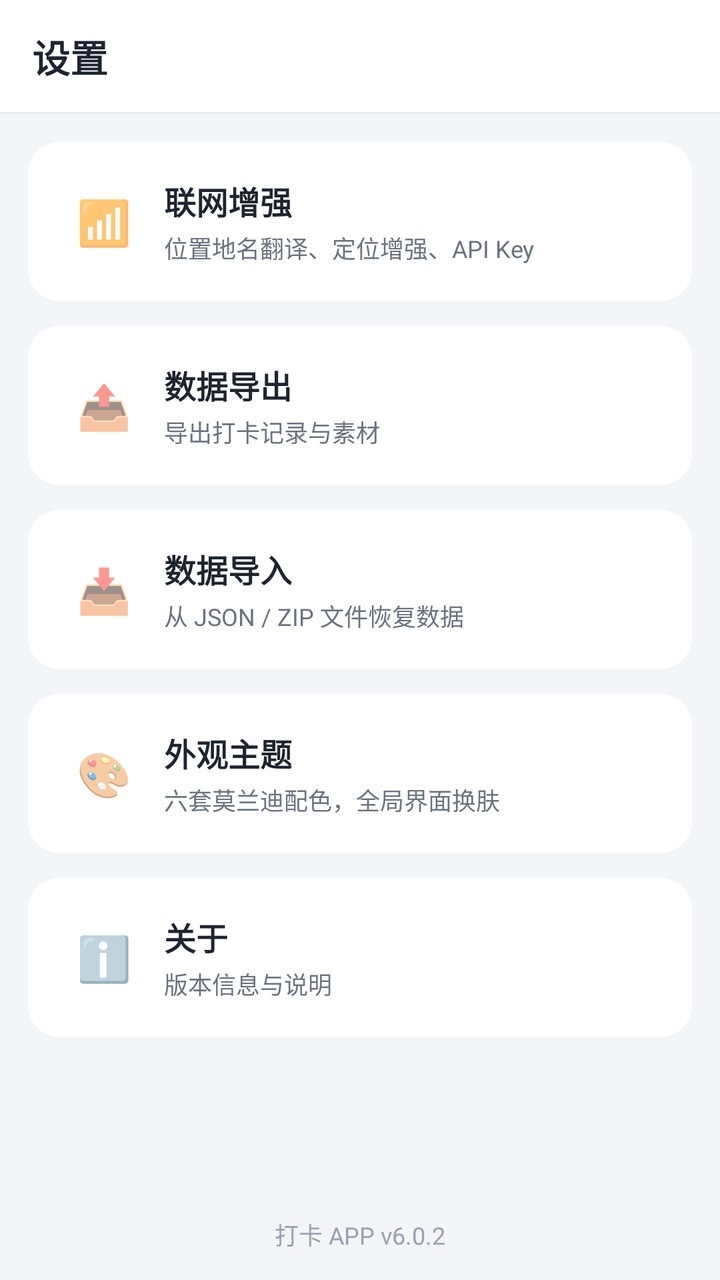
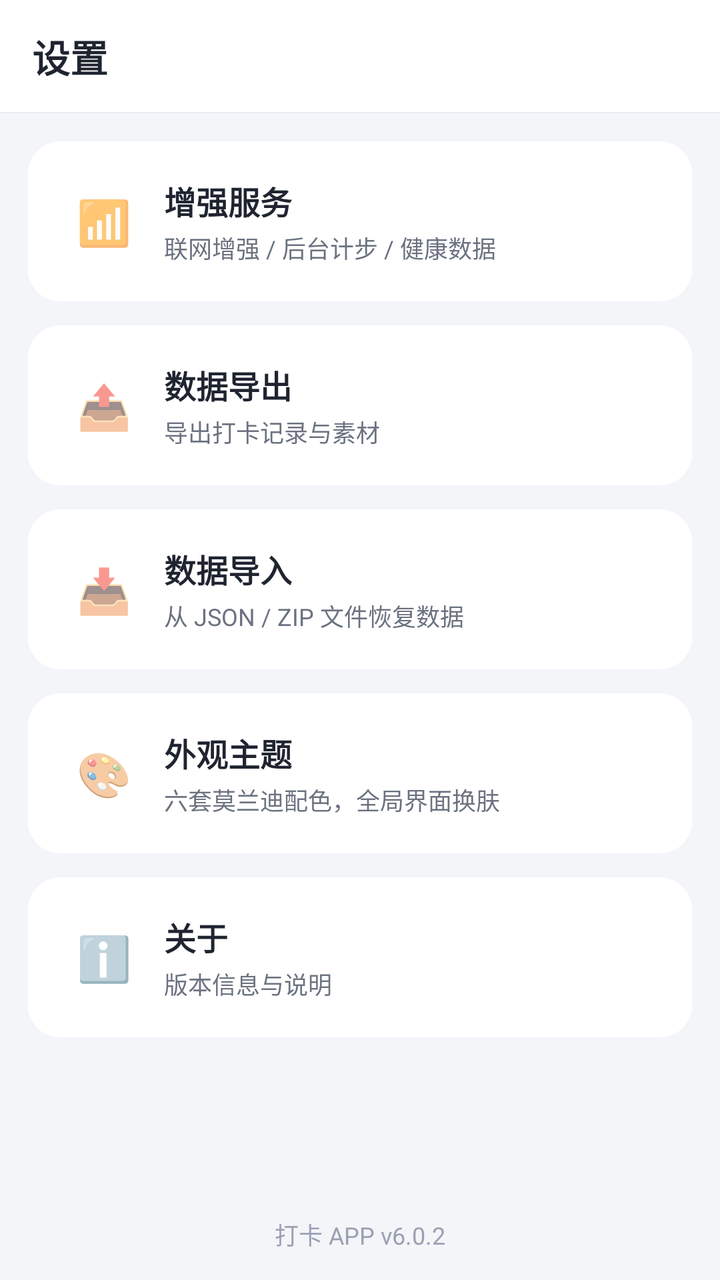

Compare the two renders of this Android layout. The source of the first and the diff that turns it into the second are given below.
<!-- AndroidManifest.xml: application theme Theme.Checkin -->
<!-- res/layout/fragment_settings.xml -->
<?xml version="1.0" encoding="utf-8"?>
<LinearLayout xmlns:android="http://schemas.android.com/apk/res/android"
    android:layout_width="match_parent"
    android:layout_height="match_parent"
    android:background="@color/bg_page"
    android:orientation="vertical">

    <LinearLayout
        android:layout_width="match_parent"
        android:layout_height="56dp"
        android:background="@color/white"
        android:gravity="center_vertical"
        android:paddingHorizontal="16dp">
        <TextView
            android:layout_width="wrap_content"
            android:layout_height="wrap_content"
            android:text="设置"
            android:textColor="@color/text_primary"
            android:textSize="19sp"
            android:textStyle="bold" />
    </LinearLayout>
    <View android:layout_width="match_parent" android:layout_height="0.5dp" android:background="@color/divider" />

    <ScrollView
        android:layout_width="match_parent"
        android:layout_height="0dp"
        android:layout_weight="1"
        android:fillViewport="true"
        android:scrollbars="none">

    <LinearLayout
        android:layout_width="match_parent"
        android:layout_height="wrap_content"
        android:orientation="vertical"
        android:padding="14dp">

        
        <LinearLayout
            android:id="@+id/item_net"
            android:layout_width="match_parent"
            android:layout_height="wrap_content"
            android:background="@drawable/bg_card"
            android:clickable="true"
            android:focusable="true"
            android:gravity="center_vertical"
            android:orientation="horizontal"
            android:padding="18dp">
            <TextView android:layout_width="40dp" android:layout_height="40dp" android:gravity="center" android:text="📶" android:textSize="22sp" />
            <LinearLayout android:layout_width="0dp" android:layout_height="wrap_content" android:layout_marginStart="10dp" android:layout_weight="1" android:orientation="vertical">
                <TextView android:layout_width="wrap_content" android:layout_height="wrap_content" android:text="联网增强" android:textColor="@color/text_primary" android:textSize="16sp" android:textStyle="bold"/>
                <TextView android:layout_width="wrap_content" android:layout_height="wrap_content" android:layout_marginTop="3dp" android:text="位置地名翻译、定位增强、API Key" android:textColor="@color/text_secondary" android:textSize="12sp"/>
            </LinearLayout>
        </LinearLayout>

        <LinearLayout
            android:id="@+id/item_export"
            android:layout_width="match_parent"
            android:layout_height="wrap_content"
            android:layout_marginTop="12dp"
            android:background="@drawable/bg_card"
            android:clickable="true"
            android:focusable="true"
            android:gravity="center_vertical"
            android:orientation="horizontal"
            android:padding="18dp">
            <TextView android:layout_width="40dp" android:layout_height="40dp" android:gravity="center" android:text="📤" android:textSize="22sp" />
            <LinearLayout android:layout_width="0dp" android:layout_height="wrap_content" android:layout_marginStart="10dp" android:layout_weight="1" android:orientation="vertical">
                <TextView android:layout_width="wrap_content" android:layout_height="wrap_content" android:text="数据导出" android:textColor="@color/text_primary" android:textSize="16sp" android:textStyle="bold"/>
                <TextView android:layout_width="wrap_content" android:layout_height="wrap_content" android:layout_marginTop="3dp" android:text="导出打卡记录与素材" android:textColor="@color/text_secondary" android:textSize="12sp"/>
            </LinearLayout>
        </LinearLayout>

        <LinearLayout
            android:id="@+id/item_import"
            android:layout_width="match_parent"
            android:layout_height="wrap_content"
            android:layout_marginTop="12dp"
            android:background="@drawable/bg_card"
            android:clickable="true"
            android:focusable="true"
            android:gravity="center_vertical"
            android:orientation="horizontal"
            android:padding="18dp">
            <TextView android:layout_width="40dp" android:layout_height="40dp" android:gravity="center" android:text="📥" android:textSize="22sp" />
            <LinearLayout android:layout_width="0dp" android:layout_height="wrap_content" android:layout_marginStart="10dp" android:layout_weight="1" android:orientation="vertical">
                <TextView android:layout_width="wrap_content" android:layout_height="wrap_content" android:text="数据导入" android:textColor="@color/text_primary" android:textSize="16sp" android:textStyle="bold"/>
                <TextView android:layout_width="wrap_content" android:layout_height="wrap_content" android:layout_marginTop="3dp" android:text="从 JSON / ZIP 文件恢复数据" android:textColor="@color/text_secondary" android:textSize="12sp"/>
            </LinearLayout>
        </LinearLayout>

        <LinearLayout
            android:id="@+id/item_theme"
            android:layout_width="match_parent"
            android:layout_height="wrap_content"
            android:layout_marginTop="12dp"
            android:background="@drawable/bg_card"
            android:clickable="true"
            android:focusable="true"
            android:gravity="center_vertical"
            android:orientation="horizontal"
            android:padding="18dp">
            <TextView android:layout_width="40dp" android:layout_height="40dp" android:gravity="center" android:text="🎨" android:textSize="22sp" />
            <LinearLayout android:layout_width="0dp" android:layout_height="wrap_content" android:layout_marginStart="10dp" android:layout_weight="1" android:orientation="vertical">
                <TextView android:layout_width="wrap_content" android:layout_height="wrap_content" android:text="外观主题" android:textColor="@color/text_primary" android:textSize="16sp" android:textStyle="bold"/>
                <TextView android:layout_width="wrap_content" android:layout_height="wrap_content" android:layout_marginTop="3dp" android:text="六套莫兰迪配色，全局界面换肤" android:textColor="@color/text_secondary" android:textSize="12sp"/>
            </LinearLayout>
        </LinearLayout>

        <LinearLayout
            android:id="@+id/item_about"
            android:layout_width="match_parent"
            android:layout_height="wrap_content"
            android:layout_marginTop="12dp"
            android:background="@drawable/bg_card"
            android:clickable="true"
            android:focusable="true"
            android:gravity="center_vertical"
            android:orientation="horizontal"
            android:padding="18dp">
            <TextView android:layout_width="40dp" android:layout_height="40dp" android:gravity="center" android:text="ℹ️" android:textSize="22sp" />
            <LinearLayout android:layout_width="0dp" android:layout_height="wrap_content" android:layout_marginStart="10dp" android:layout_weight="1" android:orientation="vertical">
                <TextView android:layout_width="wrap_content" android:layout_height="wrap_content" android:text="关于" android:textColor="@color/text_primary" android:textSize="16sp" android:textStyle="bold"/>
                <TextView android:layout_width="wrap_content" android:layout_height="wrap_content" android:layout_marginTop="3dp" android:text="版本信息与说明" android:textColor="@color/text_secondary" android:textSize="12sp"/>
            </LinearLayout>
        </LinearLayout>

        <View android:layout_width="match_parent" android:layout_height="0dp" android:layout_weight="1" />

        <TextView
            android:layout_width="match_parent"
            android:layout_height="wrap_content"
            android:gravity="center"
            android:id="@+id/tv_version" android:text="打卡 APP v6.0.2"
            android:textColor="@color/text_hint"
            android:textSize="12sp" />
    </LinearLayout>
    </ScrollView>
</LinearLayout>
<!-- resources referenced by this layout -->
<resources>
  <color name="bg_page">#F3F5F9</color>
  <color name="divider">#E7EAF1</color>
  <color name="text_hint">#9AA1B2</color>
  <color name="text_primary">#1F2430</color>
  <color name="text_secondary">#6B7280</color>
  <color name="white">#FFFFFF</color>
  <!-- drawable bg_card (drawable) -->
  <?xml version="1.0" encoding="utf-8"?>
  <shape xmlns:android="http://schemas.android.com/apk/res/android" android:shape="rectangle">
      <solid android:color="@color/bg_card" />
      <corners android:radius="16dp" />
  </shape>
  <style name="Theme.Checkin" parent="Theme.MaterialComponents.Light.NoActionBar">
          <item name="colorPrimary">@color/brand</item>
          <item name="colorPrimaryDark">@color/brand_dark</item>
          <item name="colorAccent">@color/brand</item>
          <item name="android:windowBackground">@color/bg_page</item>
          <item name="android:statusBarColor">@color/white</item>
          <item name="android:windowLightStatusBar">true</item>
          <item name="android:textColorPrimary">@color/text_primary</item>
          <item name="android:textColorSecondary">@color/text_secondary</item>
          <item name="bottomNavigationStyle">@style/Widget.Checkin.BottomNav</item>
      </style>
  <color name="bg_card">#FFFFFF</color>
  <color name="brand">#39C5BB</color>
  <color name="brand_dark">#1F9C94</color>
  <style name="Widget.Checkin.BottomNav" parent="Widget.MaterialComponents.BottomNavigationView">
          <item name="itemTextColor">@color/nav_tint</item>
          <item name="itemIconTint">@color/nav_tint</item>
          <item name="backgroundTint">@color/white</item>
          <item name="elevation">10dp</item>
          <item name="labelVisibilityMode">labeled</item>
      </style>
</resources>

<!-- the commit's change to res/layout/fragment_settings.xml (unified diff, before → after) -->
@@ -47,8 +47,8 @@
             android:padding="18dp">
             <TextView android:layout_width="40dp" android:layout_height="40dp" android:gravity="center" android:text="📶" android:textSize="22sp" />
             <LinearLayout android:layout_width="0dp" android:layout_height="wrap_content" android:layout_marginStart="10dp" android:layout_weight="1" android:orientation="vertical">
-                <TextView android:layout_width="wrap_content" android:layout_height="wrap_content" android:text="联网增强" android:textColor="@color/text_primary" android:textSize="16sp" android:textStyle="bold"/>
-                <TextView android:layout_width="wrap_content" android:layout_height="wrap_content" android:layout_marginTop="3dp" android:text="位置地名翻译、定位增强、API Key" android:textColor="@color/text_secondary" android:textSize="12sp"/>
+                <TextView android:layout_width="wrap_content" android:layout_height="wrap_content" android:text="增强服务" android:textColor="@color/text_primary" android:textSize="16sp" android:textStyle="bold"/>
+                <TextView android:layout_width="wrap_content" android:layout_height="wrap_content" android:layout_marginTop="3dp" android:text="联网增强 / 后台计步 / 健康数据" android:textColor="@color/text_secondary" android:textSize="12sp"/>
             </LinearLayout>
         </LinearLayout>
 
